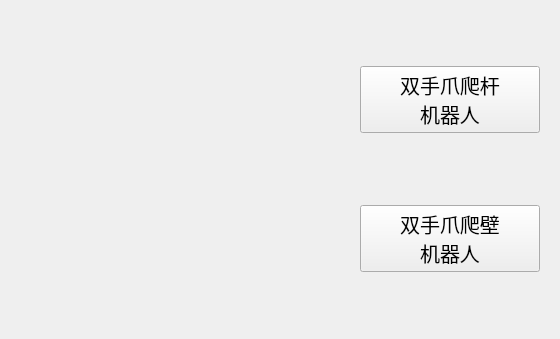
Before: the Qt Designer form ui/ui_file/robot_choice.ui in Jiongyu/third_modular_robot, drawn with Qt 5.
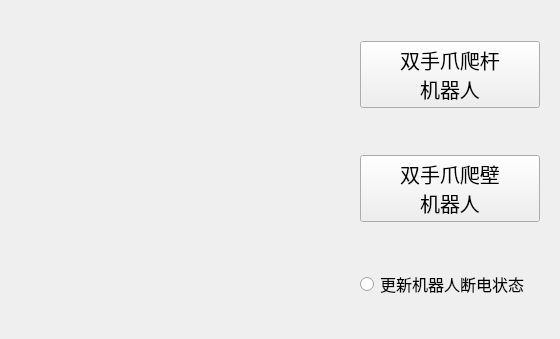
After: the same form once the commit is applied.

Commit message: 添加保存机器人断电状态功能

The edit to the form file:
```diff
--- a/ui/ui_file/robot_choice.ui
+++ b/ui/ui_file/robot_choice.ui
@@ -23,7 +23,7 @@
     </rect>
    </property>
    <layout class="QGridLayout" name="gridLayout">
-    <item row="2" column="0">
+    <item row="3" column="0">
      <widget class="QPushButton" name="pushButton_2">
       <property name="font">
        <font>
@@ -49,6 +49,24 @@
       </property>
      </widget>
     </item>
+    <item row="4" column="0">
+     <widget class="QRadioButton" name="radioButton">
+      <property name="font">
+       <font>
+        <pointsize>12</pointsize>
+       </font>
+      </property>
+      <property name="toolTip">
+       <string>&lt;html&gt;&lt;head/&gt;&lt;body&gt;&lt;p&gt;机器人断电后，保存机器人当前状态，零点，关节方向,便于下次使用更新机器人状态。&lt;/p&gt;&lt;/body&gt;&lt;/html&gt;</string>
+      </property>
+      <property name="whatsThis">
+       <string>&lt;html&gt;&lt;head/&gt;&lt;body&gt;&lt;p&gt;机器人断电后，保存机器人当前状态，零点，关节方向,便于下次使用更新机器人状态。&lt;/p&gt;&lt;/body&gt;&lt;/html&gt;</string>
+      </property>
+      <property name="text">
+       <string>更新机器人断电状态</string>
+      </property>
+     </widget>
+    </item>
    </layout>
   </widget>
   <widget class="QWidget" name="widget" native="true">
```
Left out of the diff: 21 changed lines with no effect on the pictures. The commit also changes 6 other files.
